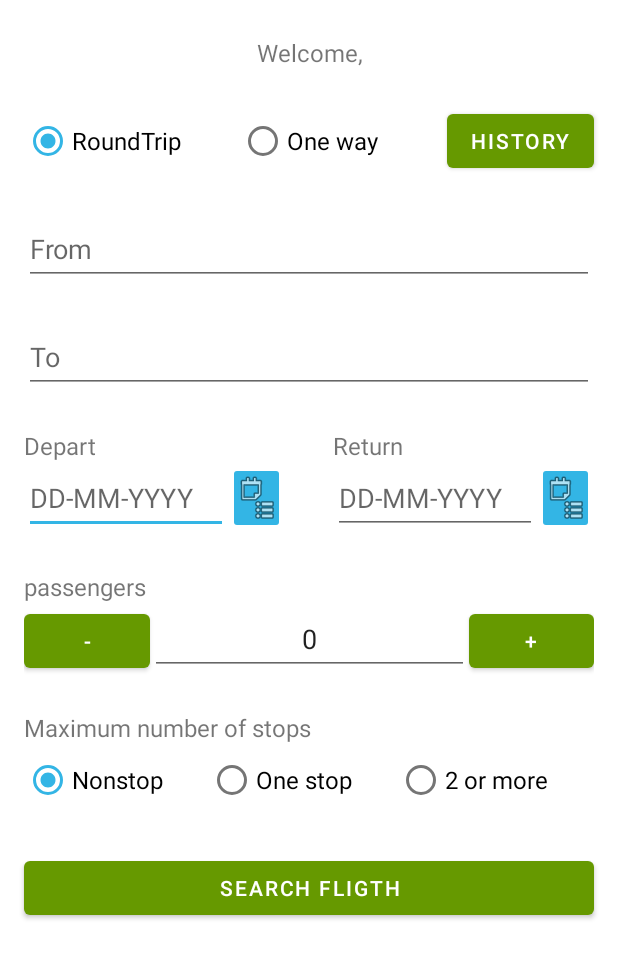
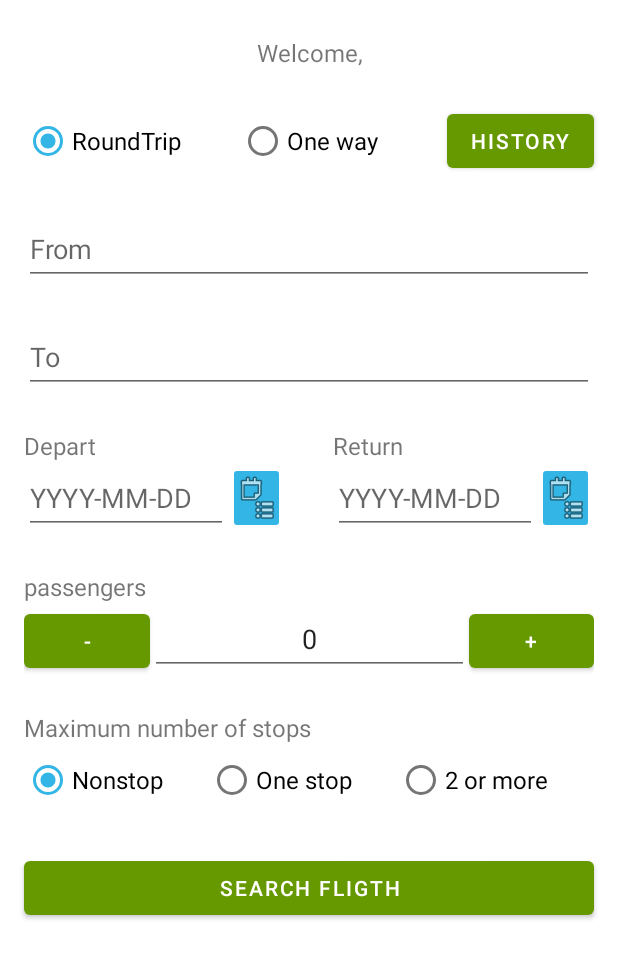
Before and after one commit to braiso-22/GestionVuelos, an Android app: the layout activity_fligths.xml on its own in the app's theme, with its tools: preview values and no code run, on a phone screen of 412 x 824 dp. Shown: the top 958 px of the screen. Run offline under Robolectric (Android 15) with nearby library versions, the phone set to English and light mode, and no system bars.

```diff
--- /dev/null
+++ b/app/src/main/java/com/example/gestionvuelos/fragments/ListenerDialogFragment.java
@@ -0,0 +1,5 @@
+package com.example.gestionvuelos.fragments;
+
+public interface ListenerDialogFragment {
+    public void onListaDialogClick(String str);
+}
--- a/app/src/main/res/layout/activity_fligths.xml
+++ b/app/src/main/res/layout/activity_fligths.xml
@@ -138,10 +138,11 @@
             android:layout_height="wrap_content"
             android:layout_weight="4"
             android:ems="10"
-            android:hint="DD-MM-YYYY"
+            android:hint="YYYY-MM-DD"
             android:imeOptions="actionNext"
             android:inputType="date"
-            android:minHeight="48dp" />
+            android:minHeight="48dp"
+            android:focusable="false"/>
 
         <ImageButton
             android:id="@+id/botonCalendar1"
@@ -169,10 +170,11 @@
             android:layout_height="wrap_content"
             android:layout_weight="4"
             android:ems="10"
-            android:hint="DD-MM-YYYY"
+            android:hint="YYYY-MM-DD"
             android:imeOptions="actionNext"
             android:inputType="date"
-            android:minHeight="48dp" />
+            android:minHeight="48dp"
+            android:focusable="false"/>
 
         <ImageButton
             android:id="@+id/botonCalendar2"
```
Also changed, not shown: app/src/main/java/com/example/gestionvuelos/FligthsActivity.java (+48 -13 lines), app/src/main/java/com/example/gestionvuelos/fragments/ListaDialogFragment.java (+14 -10 lines).
